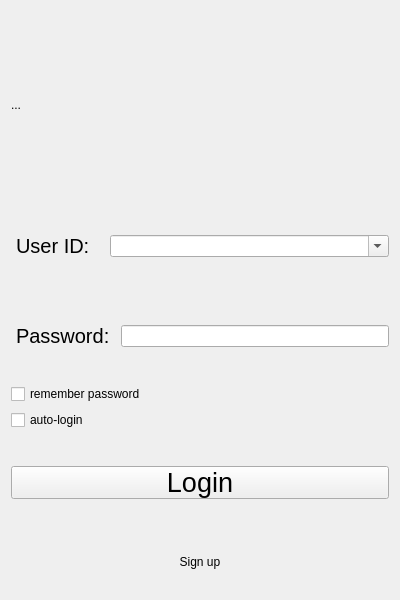
Above: Client/front_end/login.ui from Sjeary/OnPointLinkProgram before the change. Below: the same form after it.
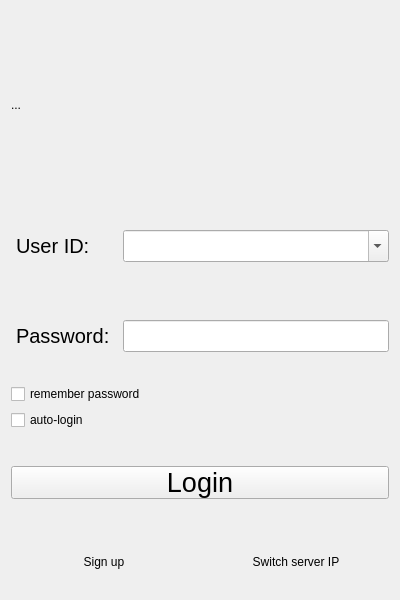
That is the form after the change.

Diff of the .ui file:
```diff
--- a/Client/front_end/login.ui
+++ b/Client/front_end/login.ui
@@ -33,7 +33,7 @@
       <widget class="QLabel" name="label_userID">
        <property name="sizePolicy">
         <sizepolicy hsizetype="Expanding" vsizetype="Fixed">
-         <horstretch>1</horstretch>
+         <horstretch>2</horstretch>
          <verstretch>0</verstretch>
         </sizepolicy>
        </property>
@@ -54,10 +54,15 @@
       <widget class="QComboBox" name="comboBox">
        <property name="sizePolicy">
         <sizepolicy hsizetype="Expanding" vsizetype="Fixed">
-         <horstretch>3</horstretch>
+         <horstretch>5</horstretch>
          <verstretch>0</verstretch>
         </sizepolicy>
        </property>
+       <property name="font">
+        <font>
+         <pointsize>15</pointsize>
+        </font>
+       </property>
        <property name="editable">
         <bool>true</bool>
        </property>
@@ -71,7 +76,7 @@
       <widget class="QLabel" name="label_password">
        <property name="sizePolicy">
         <sizepolicy hsizetype="Expanding" vsizetype="Fixed">
-         <horstretch>1</horstretch>
+         <horstretch>2</horstretch>
          <verstretch>0</verstretch>
         </sizepolicy>
        </property>
@@ -92,10 +97,18 @@
       <widget class="QLineEdit" name="lineEdit">
        <property name="sizePolicy">
         <sizepolicy hsizetype="Expanding" vsizetype="Fixed">
-         <horstretch>3</horstretch>
+         <horstretch>5</horstretch>
          <verstretch>0</verstretch>
         </sizepolicy>
        </property>
+       <property name="font">
+        <font>
+         <pointsize>15</pointsize>
+        </font>
+       </property>
+       <property name="echoMode">
+        <enum>QLineEdit::Password</enum>
+       </property>
       </widget>
      </item>
     </layout>
@@ -130,6 +143,8 @@
     </widget>
    </item>
    <item>
+    <layout class="QHBoxLayout" name="horizontalLayout_3">
+     <item>
     <widget class="QPushButton" name="pushButton_SignUp">
      <property name="styleSheet">
       <string notr="true">margin : 20px 0px;
@@ -139,6 +154,19 @@
       <string>Sign up</string>
      </property>
     </widget>
+     </item>
+     <item>
+      <widget class="QPushButton" name="pushButton_switchServerIP">
+       <property name="styleSheet">
+        <string notr="true">margin : 20px 0px;
+border : 0px;</string>
+       </property>
+       <property name="text">
+        <string>Switch server IP</string>
+       </property>
+      </widget>
+     </item>
+    </layout>
    </item>
   </layout>
  </widget>
```
Lines whose indentation alone changed are shown as unchanged.
